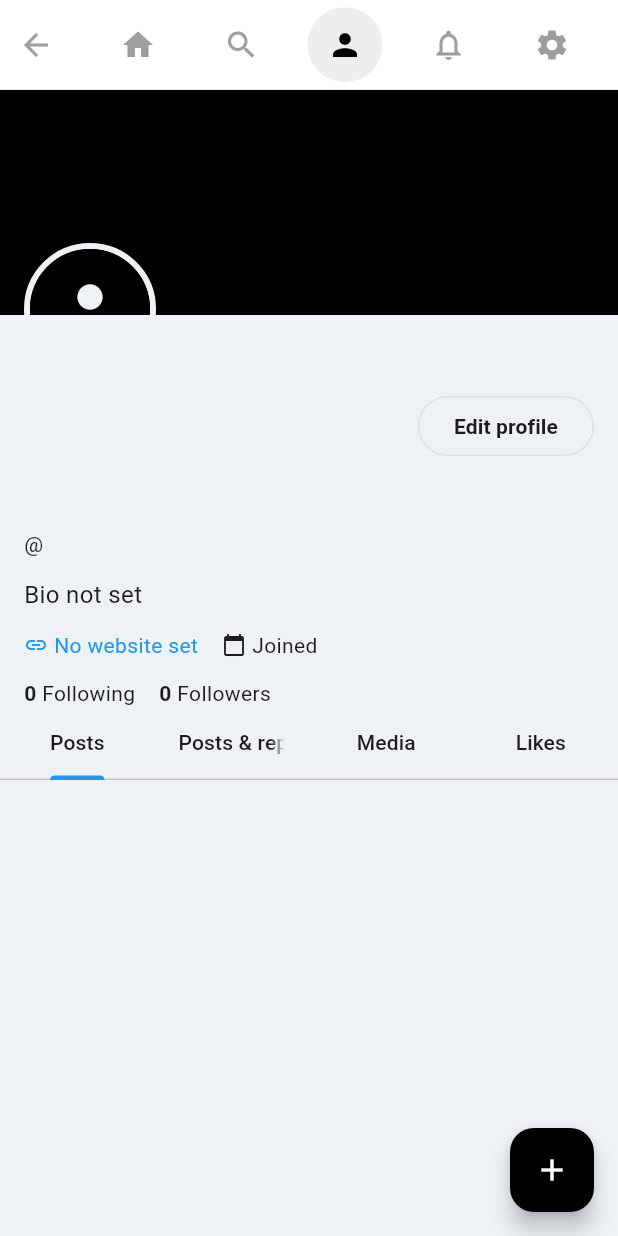
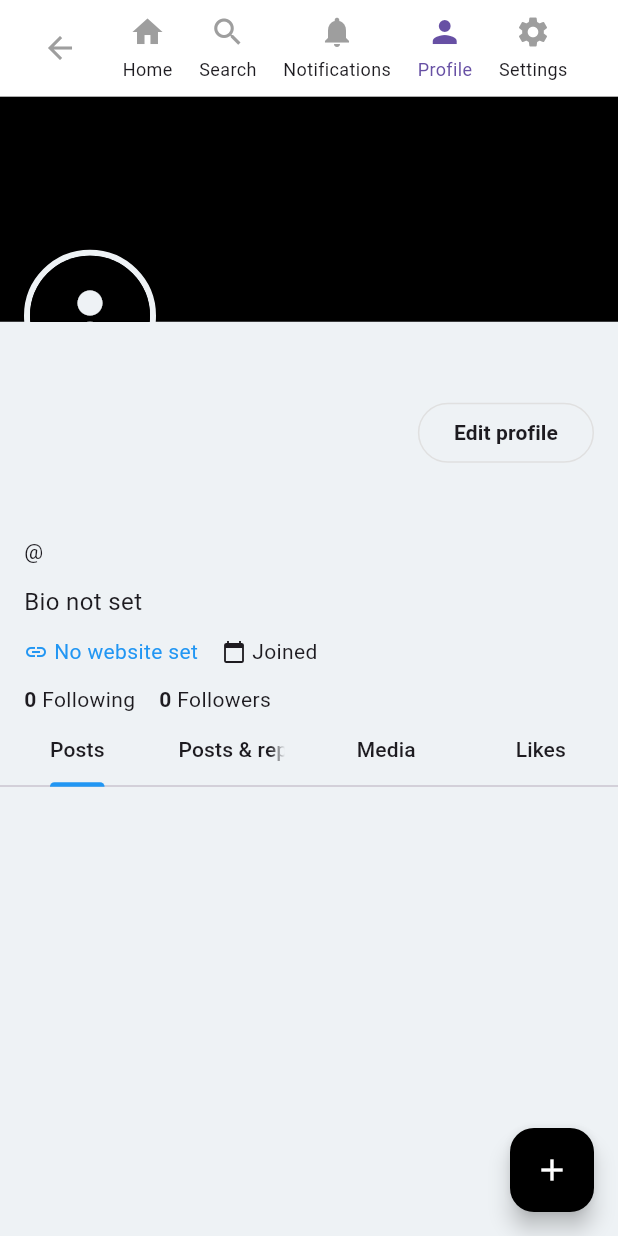
Before and after one commit to ryandong05/app-dev2-project, a Flutter app: the ProfileScreen screen opened by its route, on a phone screen of 412 x 824 dp. Run offline on Flutter 3.47's test engine with Material 3 defaults, Android fonts, the phone set to English and light mode, and no system bars; our stand-ins replace awesome_notifications, cloud_firestore, firebase_auth, firebase_core; missing offline and left inert: a package; accounts and stored records are empty; generated files the repository leaves out were written again.

Commit message:
updated widgets for following, reporting, notifications

```diff
--- a/lib/widgets/app_navigation_bar.dart
+++ b/lib/widgets/app_navigation_bar.dart
@@ -1,67 +1,78 @@
 import 'package:flutter/material.dart';
 
-enum NavBarItem { home, search, profile, notifications, settings }
+enum NavBarItem {
+  home,
+  search,
+  notifications,
+  profile,
+  settings,
+}
 
 class AppNavigationBar extends StatelessWidget {
   final NavBarItem selectedItem;
   final Function(NavBarItem) onItemSelected;
   final bool showBackButton;
-  final VoidCallback? onBackPressed;
 
   const AppNavigationBar({
     Key? key,
     required this.selectedItem,
     required this.onItemSelected,
-    this.showBackButton = true,
-    this.onBackPressed,
+    this.showBackButton = false,
   }) : super(key: key);
 
   @override
   Widget build(BuildContext context) {
-    final theme = Theme.of(context);
-
     return Container(
-      height: 60,
+      padding: const EdgeInsets.symmetric(horizontal: 16, vertical: 8),
       decoration: BoxDecoration(
-        color: theme.cardColor,
+        color: Theme.of(context).cardColor,
         border: Border(
-          bottom: BorderSide(color: theme.dividerColor, width: 0.5),
+          bottom: BorderSide(
+            color: Theme.of(context).dividerColor,
+            width: 0.5,
+          ),
         ),
       ),
       child: Row(
         children: [
-          // Back button
           if (showBackButton)
             IconButton(
-              icon: Icon(Icons.arrow_back, color: theme.iconTheme.color),
-              onPressed: onBackPressed ?? () => Navigator.of(context).pop(),
+              icon: const Icon(Icons.arrow_back),
+              onPressed: () => Navigator.pop(context),
             ),
-
-          // Navigation items
           Expanded(
             child: Row(
               mainAxisAlignment: MainAxisAlignment.spaceEvenly,
               children: [
-                _buildNavItem(context, icon: Icons.home, item: NavBarItem.home),
                 _buildNavItem(
                   context,
-                  icon: Icons.search,
-                  item: NavBarItem.search,
+                  NavBarItem.home,
+                  Icons.home,
+                  'Home',
                 ),
                 _buildNavItem(
                   context,
-                  icon: Icons.person,
-                  item: NavBarItem.profile,
+                  NavBarItem.search,
+                  Icons.search,
+                  'Search',
                 ),
                 _buildNavItem(
                   context,
-                  icon: Icons.notifications_none,
-                  item: NavBarItem.notifications,
+                  NavBarItem.notifications,
+                  Icons.notifications,
+                  'Notifications',
                 ),
                 _buildNavItem(
                   context,
-                  icon: Icons.settings,
-                  item: NavBarItem.settings,
+                  NavBarItem.profile,
+                  Icons.person,
+                  'Profile',
+                ),
+                _buildNavItem(
+                  context,
+                  NavBarItem.settings,
+                  Icons.settings,
+                  'Settings',
                 ),
               ],
             ),
@@ -72,39 +83,34 @@ class AppNavigationBar extends StatelessWidget {
   }
 
   Widget _buildNavItem(
-    BuildContext context, {
-    required IconData icon,
-    required NavBarItem item,
-  }) {
-    final theme = Theme.of(context);
-    final bool isSelected = selectedItem == item;
-
+    BuildContext context,
+    NavBarItem item,
+    IconData icon,
+    String label,
+  ) {
+    final isSelected = selectedItem == item;
     return GestureDetector(
       onTap: () => onItemSelected(item),
-      child: Container(
-        width: 50,
-        height: 50,
-        decoration: BoxDecoration(
-          color:
-              isSelected
-                  ? theme.brightness == Brightness.dark
-                      ? Colors.grey.shade800
-                      : Colors.grey.shade200
-                  : Colors.transparent,
-          shape: BoxShape.circle,
-        ),
-        child: Icon(
-          icon,
-          color:
-              isSelected
-                  ? theme.brightness == Brightness.dark
-                      ? Colors.white
-                      : Colors.black
-                  : theme.brightness == Brightness.dark
-                  ? Colors.grey.shade400
-                  : Colors.grey,
-          size: 24,
-        ),
+      child: Column(
+        mainAxisSize: MainAxisSize.min,
+        children: [
+          Icon(
+            icon,
+            color: isSelected
+                ? Theme.of(context).primaryColor
+                : Theme.of(context).iconTheme.color,
+          ),
+          const SizedBox(height: 4),
+          Text(
+            label,
+            style: TextStyle(
+              fontSize: 12,
+              color: isSelected
+                  ? Theme.of(context).primaryColor
+                  : Theme.of(context).textTheme.bodySmall?.color,
+            ),
+          ),
+        ],
       ),
     );
   }
```
Also changed, not shown: lib/widgets/notification_card.dart (added, +143 -0 lines), lib/widgets/report_dialog.dart (added, +142 -0 lines), lib/widgets/tweet_card.dart (+51 -0 lines).
